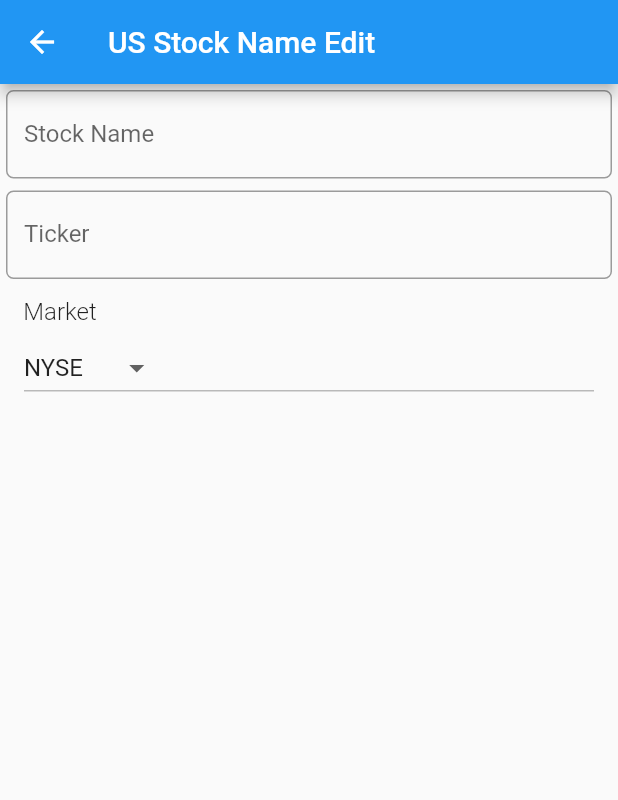
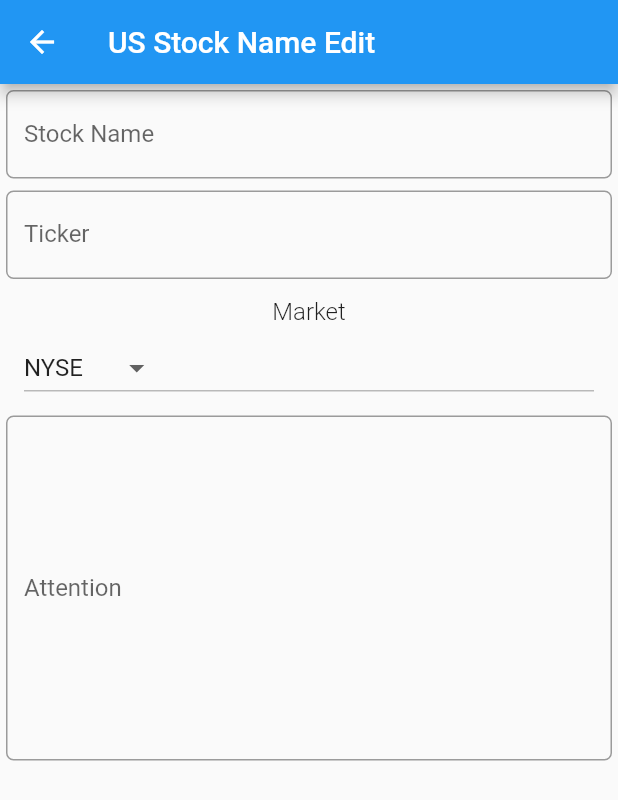
Before and after one commit to arafipro/usstockmemo, a Flutter app: the EditPage screen opened directly, on a phone screen of 412 x 824 dp. Shown: the top 800 px of the screen. Run offline on Flutter 3.47's test engine with Material 2 defaults, Android fonts, the phone set to English and light mode, and no system bars.

Commit message:
TextFormFieldを追加

```diff
--- a/lib/views/edit_page.dart
+++ b/lib/views/edit_page.dart
@@ -38,10 +38,15 @@ class EditPage extends StatelessWidget {
             SizedBox(
               height: 8,
             ),
-            Column(crossAxisAlignment: CrossAxisAlignment.start, children: [
+            Column(
+              crossAxisAlignment: CrossAxisAlignment.center,
+              children: [
                 Text(
-                '    Market',
-                style: TextStyle(fontSize: 16, fontWeight: FontWeight.w300),
+                  'Market',
+                  style: TextStyle(
+                    fontSize: 16,
+                    fontWeight: FontWeight.w300,
+                  ),
                 ),
                 Consumer<EditListModel>(
                   builder: (context, model, child) {
@@ -63,7 +68,20 @@ class EditPage extends StatelessWidget {
                     ));
                   },
                 ),
-            ]),
+              ],
+            ),
+            Padding(
+              padding: const EdgeInsets.all(4.0),
+              child: TextFormField(
+                maxLines: 10,
+                decoration: InputDecoration(
+                  labelText: 'Attention',
+                  border: OutlineInputBorder(
+                    borderRadius: BorderRadius.circular(5.0),
+                  ),
+                ),
+              ),
+            ),
           ],
         ),
       ),
```
Lines whose indentation alone changed are shown as unchanged.
